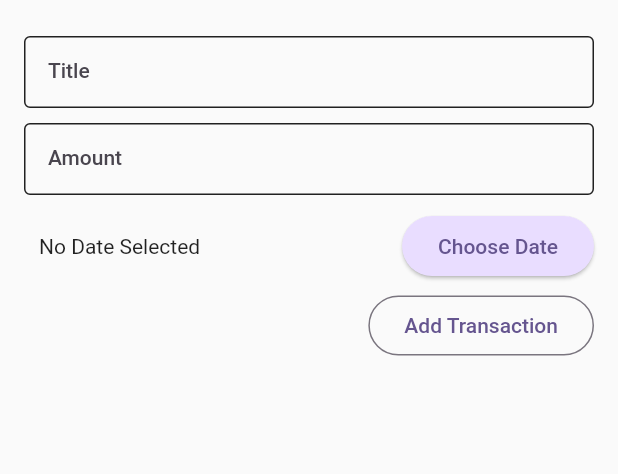
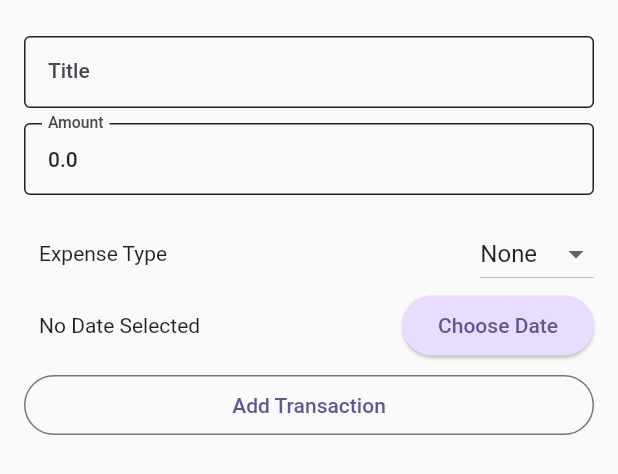
Before and after one commit to MiraculousNightingale/nightingale_flutter_expenses, a Flutter app: the ExpenseForm widget shown alone on an empty page, opened directly with empty values, after a tap on "Add Transaction", on a phone screen of 412 x 824 dp. Shown: the top 474 px of the screen. Run offline on Flutter 3.47's test engine with Material 2 defaults, Android fonts, the light colour scheme and no system bars; missing offline and left inert: localstore.

Commit message:
Add DropdownButton to Expense form
Also added Localstore package in pubspec to store data locally.

```diff
--- a/lib/models/expense.dart
+++ b/lib/models/expense.dart
@@ -20,7 +20,7 @@ class Expense {
         title = '',
         amount = 0,
         type = ExpenseType.none,
-        date = DateTime.fromMicrosecondsSinceEpoch(0);
+        date = emptyDate;
 
   Expense.assignId(Expense expense)
       : id = 'random_ass id',
@@ -34,4 +34,5 @@ class Expense {
   double amount;
   ExpenseType type;
   DateTime date;
+  static final emptyDate = DateTime.fromMicrosecondsSinceEpoch(0);
 }
--- a/lib/widgets/expense/expense_form.dart
+++ b/lib/widgets/expense/expense_form.dart
@@ -1,17 +1,16 @@
 import 'package:flutter/material.dart';
 import 'package:intl/intl.dart';
+import 'package:localstore/localstore.dart';
 import 'package:nightingale_flutter_expenses/widgets/expense/expense_form_date_row.dart';
 
 import '../../models/expense.dart';
 
 class ExpenseForm extends StatefulWidget {
   const ExpenseForm({
-    required this.addExpense,
     required this.expense,
     Key? key,
   }) : super(key: key);
 
-  final Function addExpense;
   final Expense expense;
 
   @override
@@ -21,32 +20,54 @@ class ExpenseForm extends StatefulWidget {
 class _ExpenseFormState extends State<ExpenseForm> {
   final _titleInputCtrl = TextEditingController();
   final _amountInputCtrl = TextEditingController();
-  DateTime? _selectedDate;
 
-  void _presentDatePicker() {
-    showDatePicker(
-      context: context,
-      initialDate: DateTime.now(),
-      firstDate: DateTime(2019),
-      lastDate: DateTime.now(),
-    ).then((value) {
-      if (value != null) {
-        setState(() {
-          _selectedDate = value;
-        });
-      }
+  @override
+  void initState() {
+    super.initState();
+    _titleInputCtrl.text = widget.expense.title;
+    _titleInputCtrl.addListener(() {
+      widget.expense.title = _titleInputCtrl.text;
+    });
+    _amountInputCtrl.text = widget.expense.amount.toString();
+    _amountInputCtrl.addListener(() {
+      widget.expense.amount = double.tryParse(_amountInputCtrl.text) ?? 0;
     });
   }
 
   @override
-  void initState() {
-    super.initState();
-    _titleInputCtrl.addListener(() {
-      widget.expense.title = _titleInputCtrl.text;
-    });
-    _amountInputCtrl.addListener(() {
-      widget.expense.amount = double.tryParse(_amountInputCtrl.text) ?? 0;
-    });
+  void dispose() {
+    _titleInputCtrl.dispose();
+    _amountInputCtrl.dispose();
+    super.dispose();
+  }
+
+  void _saveExpense() {
+    final expense = widget.expense;
+    if (expense.title.trim().isEmpty ||
+        expense.amount <= 0 ||
+        expense.type == ExpenseType.none ||
+        expense.date.compareTo(Expense.emptyDate) == 0) {
+      showDialog(
+        context: context,
+        builder: (context) => AlertDialog(
+          title: const Text('Invalid data'),
+          content: const Text(
+            'All fields have to be filled and amount has to be larger than 0.',
+          ),
+          actions: [
+            TextButton(
+              onPressed: () {
+                Navigator.of(context).pop();
+              },
+              child: const Text('OK'),
+            ),
+          ],
+        ),
+      );
+      // TODO: implement provider
+      //Localstore.instance.collection('expenses').doc().set(data)
+      return;
+    }
   }
 
   @override
@@ -54,7 +75,7 @@ class _ExpenseFormState extends State<ExpenseForm> {
     return Padding(
       padding: const EdgeInsets.symmetric(horizontal: 16, vertical: 24),
       child: Column(
-        crossAxisAlignment: CrossAxisAlignment.end,
+        crossAxisAlignment: CrossAxisAlignment.stretch,
         children: [
           TextField(
             controller: _titleInputCtrl,
@@ -77,7 +98,6 @@ class _ExpenseFormState extends State<ExpenseForm> {
           ),
           TextField(
             controller: _amountInputCtrl,
-            //onSubmitted: ,
             keyboardType: TextInputType.number,
             decoration: InputDecoration(
               labelText: 'Amount',
@@ -96,21 +116,43 @@ class _ExpenseFormState extends State<ExpenseForm> {
           const SizedBox(
             height: 10,
           ),
+          const SizedBox(
+            height: 5,
+          ),
+          Row(
+            mainAxisAlignment: MainAxisAlignment.spaceBetween,
+            children: [
+              const Padding(
+                padding: EdgeInsets.all(10),
+                child: Text('Expense Type'),
+              ),
+              DropdownButton(
+                value: widget.expense.type,
+                items: [
+                  for (final type in ExpenseType.values)
+                    DropdownMenuItem(
+                      value: type,
+                      child: Text(
+                        '${type.name[0].toUpperCase()}${type.name.substring(1)}',
+                      ),
+                    )
+                ],
+                onChanged: (ExpenseType? value) {
+                  setState(() {
+                    widget.expense.type = value ?? ExpenseType.none;
+                  });
+                },
+              ),
+            ],
+          ),
           ExpenseFormDateRow(expense: widget.expense),
           const SizedBox(
             height: 5,
           ),
           OutlinedButton(
             onPressed: () {
-              final String enteredTitle = _titleInputCtrl.text;
-              final double? enteredAmount =
-                  double.tryParse(_amountInputCtrl.text);
-              if (enteredAmount != null &&
-                  _selectedDate != null &&
-                  (enteredTitle.isNotEmpty || enteredAmount > 0)) {
-                widget.addExpense(enteredTitle, enteredAmount, _selectedDate);
-                Navigator.of(context).pop();
-              }
+              print(widget.expense.title);
+              //_saveExpense();
             },
             child: const Text('Add Transaction'),
           ),
--- a/lib/widgets/expense/expense_form_date_row.dart
+++ b/lib/widgets/expense/expense_form_date_row.dart
@@ -25,6 +25,7 @@ class _ExpenseFormDateRowState extends State<ExpenseFormDateRow> {
     if (pickedDate != null) {
       setState(() => _selectedDate = pickedDate);
       widget.expense.date = pickedDate;
+      print(widget.expense.date);
     }
   }
 
--- a/lib/widgets/expense/expense_list.dart
+++ b/lib/widgets/expense/expense_list.dart
@@ -62,9 +62,8 @@ class _ExpenseListState extends State<ExpenseList> {
                       style: theme.textTheme.titleSmall,
                     ),
                     subtitle: Text(
-                      // DateFormat.yMMMd()
-                      // .format(widget.userTransactions[index].date),
-                      '',
+                      DateFormat.yMMMd()
+                          .format(widget.userTransactions[index].date),
                       style: theme.textTheme.titleSmall,
                     ),
                     trailing: mq.size.width > 460
--- a/pubspec.yaml
+++ b/pubspec.yaml
@@ -35,6 +35,7 @@ dependencies:
   # Use with the CupertinoIcons class for iOS style icons.
   cupertino_icons: ^1.0.2
   intl: ^0.17.0
+  localstore: ^1.3.5
 
 dev_dependencies:
   flutter_test:
```
Also changed, not shown: lib/main.dart (+5 -15 lines), pubspec.lock.
